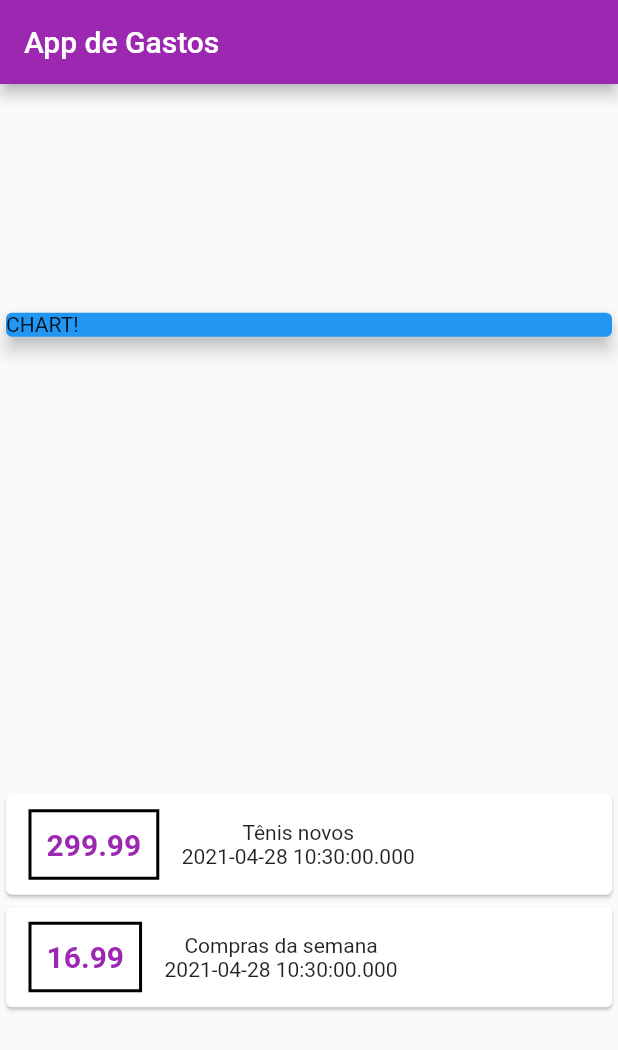
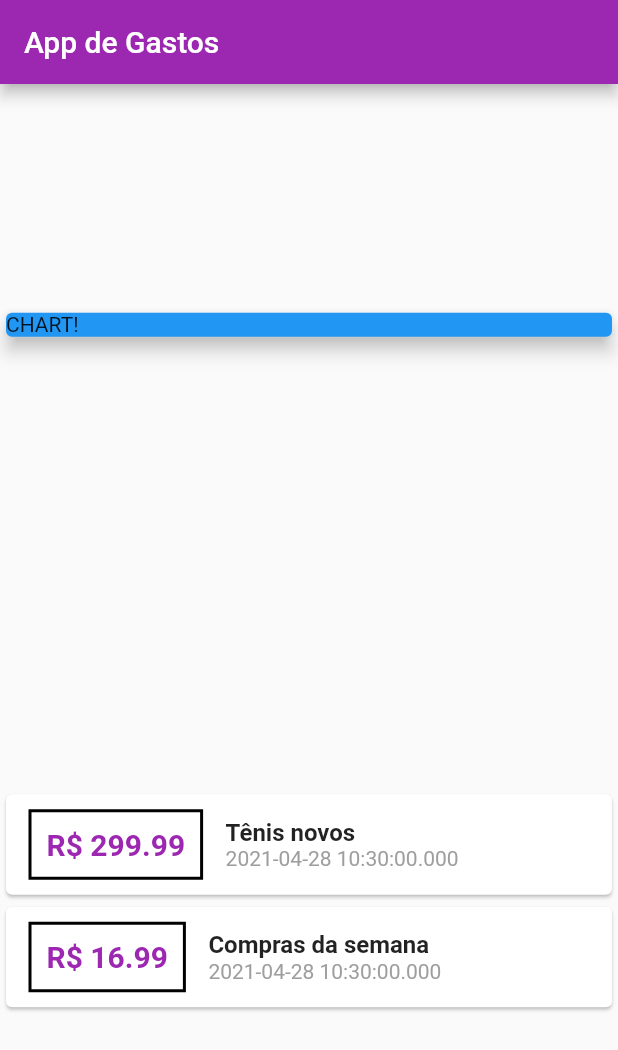
Before and after one commit to Gabones/ExpenseApp, a Flutter app: the screen it shows after launch, on a phone screen of 412 x 824 dp. Shown: the top 1050 px of the screen. Run offline on Flutter 3.47's test engine with Material 2 defaults, Android fonts, the phone set to English and light mode, and no system bars.

Commit message:
lesson string interpolation

```diff
--- a/lib/main.dart
+++ b/lib/main.dart
@@ -51,7 +51,7 @@ class MyHomePage extends StatelessWidget {
                     margin: EdgeInsets.symmetric(vertical: 10, horizontal: 15),
                     decoration: BoxDecoration(border: Border.all(color: Colors.black, width: 2,)),
                     child: Text(
-                      tx.amount.toString(),
+                      'R\$ ${tx.amount}',
                       style: TextStyle(
                         fontWeight: FontWeight.bold,
                         fontSize: 20,
@@ -60,9 +60,22 @@ class MyHomePage extends StatelessWidget {
                     ),
                   ),
                   Column(
+                    crossAxisAlignment: CrossAxisAlignment.start,
                     children: [
-                      Text(tx.title),
-                      Text(tx.date.toString())
+                      Text(
+                        tx.title,
+                        style: TextStyle(
+                          fontWeight: FontWeight.bold,
+                          fontSize: 16,
+                        ),
+                      ),
+                      Text(
+                        tx.date.toString(),
+                        style: TextStyle(
+                          fontSize: 14,
+                          color: Colors.grey,
+                        ),
+                      )
                     ],
                   )
                 ],
```
